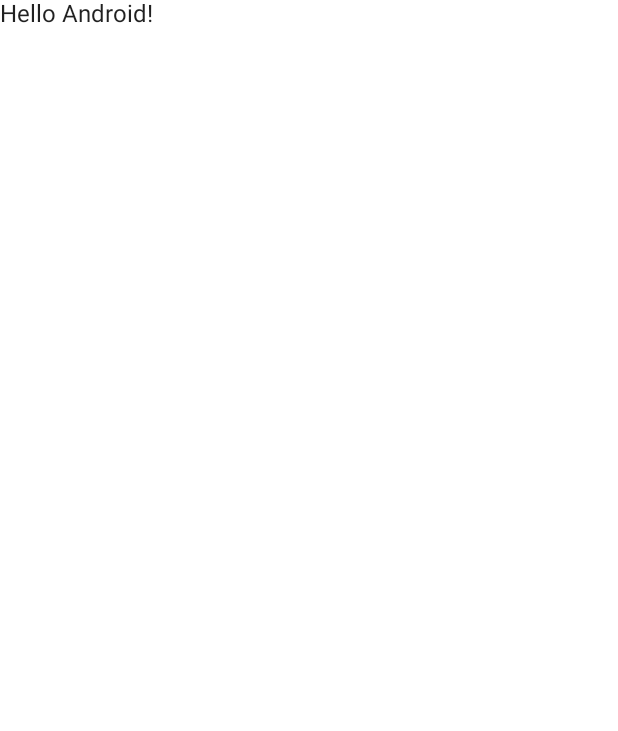
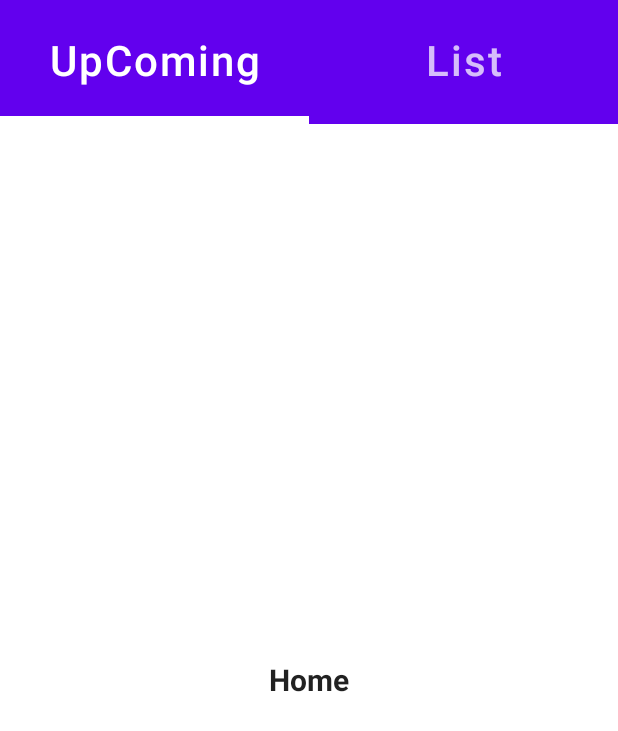
Before and after one commit to behrouzaptiv/CodeForFun, an Android app built with Jetpack Compose: the screen it shows after launch (MainActivity), on a phone screen of 412 x 824 dp. Before the commit the part shown is almost empty. Shown: the top 731 px of the screen. Run offline under Robolectric (Android 15) with nearby library versions, the phone set to English and light mode, and no system bars; our stand-ins replace accompanist.

Commit message:
Includes Tablayout

```diff
--- a/app/build.gradle
+++ b/app/build.gradle
@@ -54,7 +54,8 @@ dependencies {
     implementation "androidx.compose.ui:ui:$compose_ui_version"
     implementation "androidx.compose.ui:ui-tooling-preview:$compose_ui_version"
     implementation 'androidx.compose.material:material:1.3.1'
-    implementation "com.google.accompanist:accompanist-pager:0.12.0"
+    implementation "com.google.accompanist:accompanist-pager:0.13.0"
+    implementation "com.google.accompanist:accompanist-pager-indicators:0.13.0"
     testImplementation 'junit:junit:4.13.2'
     androidTestImplementation 'androidx.test.ext:junit:1.1.4'
     androidTestImplementation 'androidx.test.espresso:espresso-core:3.5.0'
--- a/app/src/main/java/com/aptiv/fika/presentation/MainActivity.kt
+++ b/app/src/main/java/com/aptiv/fika/presentation/MainActivity.kt
@@ -3,14 +3,39 @@ package com.aptiv.fika.presentation
 import android.os.Bundle
 import androidx.activity.ComponentActivity
 import androidx.activity.compose.setContent
+import androidx.compose.foundation.background
+import androidx.compose.foundation.layout.Arrangement
+import androidx.compose.foundation.layout.Column
+import androidx.compose.foundation.layout.Spacer
+import androidx.compose.foundation.layout.fillMaxHeight
 import androidx.compose.foundation.layout.fillMaxSize
+import androidx.compose.foundation.layout.fillMaxWidth
+import androidx.compose.foundation.layout.height
 import androidx.compose.material.MaterialTheme
 import androidx.compose.material.Surface
+import androidx.compose.material.Tab
+import androidx.compose.material.TabRow
+import androidx.compose.material.TabRowDefaults
 import androidx.compose.material.Text
+import androidx.compose.material.icons.Icons
+import androidx.compose.material.icons.filled.Home
+import androidx.compose.material.icons.filled.Search
 import androidx.compose.runtime.Composable
+import androidx.compose.runtime.rememberCoroutineScope
+import androidx.compose.ui.Alignment
 import androidx.compose.ui.Modifier
+import androidx.compose.ui.graphics.Color
+import androidx.compose.ui.graphics.vector.ImageVector
+import androidx.compose.ui.text.font.FontWeight
 import androidx.compose.ui.tooling.preview.Preview
+import androidx.compose.ui.unit.dp
+import androidx.compose.ui.unit.sp
 import com.aptiv.fika.presentation.theme.FikaTheme
+import com.google.accompanist.pager.ExperimentalPagerApi
+import com.google.accompanist.pager.HorizontalPager
+import com.google.accompanist.pager.PagerState
+import com.google.accompanist.pager.pagerTabIndicatorOffset
+import com.google.accompanist.pager.rememberPagerState
 
 class MainActivity : ComponentActivity() {
     override fun onCreate(savedInstanceState: Bundle?) {
@@ -22,22 +47,98 @@ class MainActivity : ComponentActivity() {
                     modifier = Modifier.fillMaxSize(),
                     color = MaterialTheme.colors.background
                 ) {
-                    Greeting("Android")
+                    MainScreen()
                 }
             }
         }
     }
 }
 
+@OptIn(ExperimentalPagerApi::class)
 @Composable
-fun Greeting(name: String) {
-    Text(text = "Hello $name!")
+fun MainScreen() {
+    val tabData = getTabList()
+    val pagerState = rememberPagerState(pageCount = tabData.size)
+    Column(modifier = Modifier.fillMaxSize()) {
+        TabLayout(tabData, pagerState)
+        TabContent(tabData, pagerState)
+    }
 }
 
-@Preview(showBackground = true)
+@OptIn(ExperimentalPagerApi::class)
 @Composable
-fun DefaultPreview() {
-    FikaTheme {
-        Greeting("Android")
+fun TabLayout(tabData: List<Pair<String, ImageVector>>, pagerState: PagerState) {
+    val scope = rememberCoroutineScope()
+    TabRow(
+        selectedTabIndex = pagerState.currentPage,
+        divider = { Spacer(modifier = Modifier.height(5.dp)) },
+        indicator = { tabPositions ->
+            TabRowDefaults.Indicator(
+                modifier = Modifier.pagerTabIndicatorOffset(pagerState, tabPositions),
+                height = 5.dp,
+                color = Color.White
+            )
+        },
+        modifier = Modifier.fillMaxWidth().fillMaxHeight(0.1f)
+    ) {
+        tabData.forEachIndexed { index, pair ->
+            Tab(
+                selected = pagerState.currentPage == index,
+                onClick = { /*TODO*/ },
+                text = { Text(text = pair.first, fontSize = 28.sp) }
+            )
+        }
     }
 }
+
+@OptIn(ExperimentalPagerApi::class)
+@Composable
+fun TabContent(tabData: List<Pair<String, ImageVector>>, pagerState: PagerState) {
+    HorizontalPager(state = pagerState) { index ->
+        when (index) {
+            0 -> {
+                HomeScreen()
+            }
+            1 -> {
+                HomeScreen()
+            }
+        }
+    }
+}
+
+@Composable
+fun HomeScreen() {
+    Column(
+        Modifier.fillMaxSize().background(Color.Transparent),
+        verticalArrangement = Arrangement.Center,
+        horizontalAlignment = Alignment.CenterHorizontally
+    ) {
+        Text(text = "Home", fontWeight = FontWeight.Bold, fontSize = 20.sp)
+    }
+}
+
+private fun getTabList(): List<Pair<String, ImageVector>> {
+    return listOf(
+        "UpComing" to Icons.Default.Home,
+        "List" to Icons.Default.Search
+    )
+}
+
+@OptIn(ExperimentalPagerApi::class)
+@Preview()
+@Composable
+fun PreviewTab() {
+    FikaTheme {
+        val tabData = getTabList()
+        val pagerState = rememberPagerState(pageCount = tabData.size)
+        TabLayout(tabData, pagerState)
+    }
+}
+
+@Preview()
+@Composable
+fun PreviewContent() {
+    FikaTheme {
+        MainScreen()
+    }
+}
```
